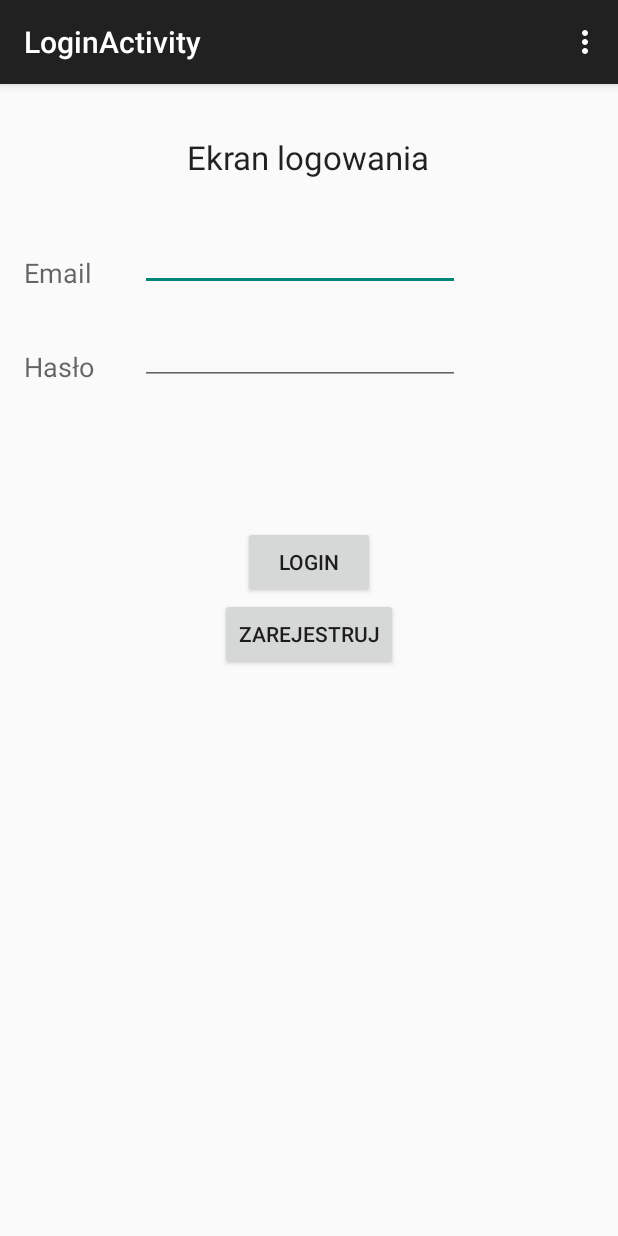
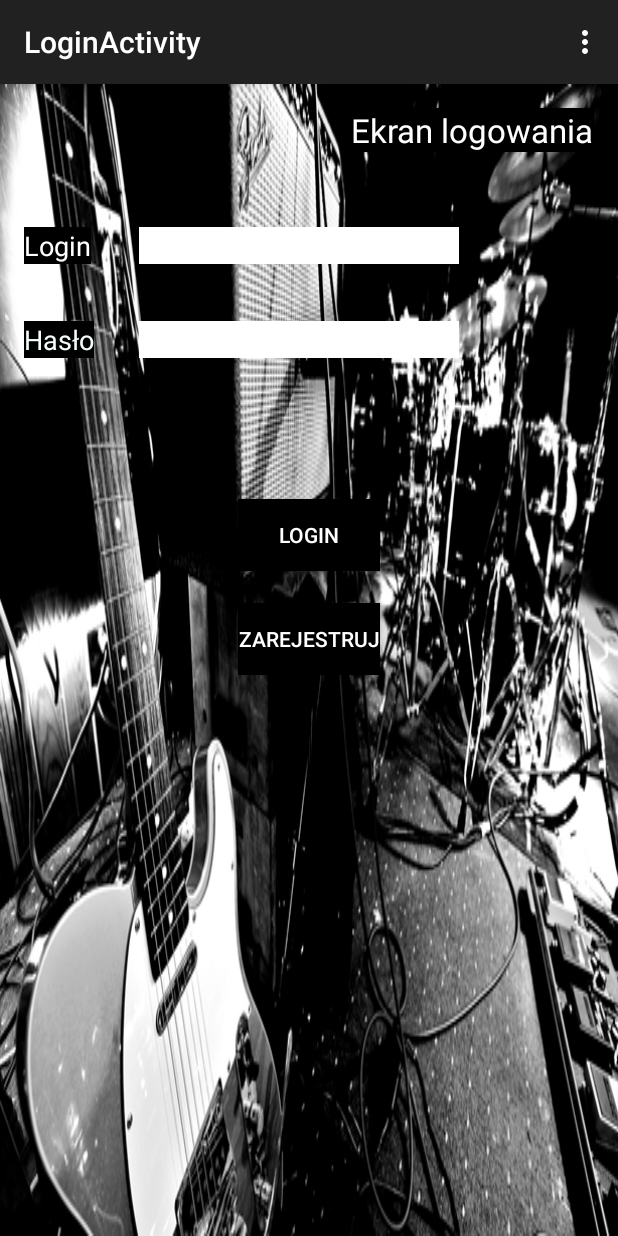
Before and after one commit to trzewa/BandRider, an Android app: the LoginActivity screen opened directly, with no data from a screen before it, on a phone screen of 412 x 824 dp. Run offline under Robolectric (Android 15) with nearby library versions, the phone set to English and light mode, and no system bars.

Commit message:
Background do okna login i poprawa wyświetlania

```diff
--- a/app/src/main/res/layout/activity_login.xml
+++ b/app/src/main/res/layout/activity_login.xml
@@ -6,17 +6,21 @@
     android:paddingLeft="@dimen/activity_horizontal_margin"
     android:paddingRight="@dimen/activity_horizontal_margin"
     android:paddingTop="@dimen/activity_vertical_margin"
-    tools:context=".MainActivity" >
+    tools:context=".MainActivity"
+    android:background="@mipmap/background"
+    android:backgroundTintMode="src_over">
 
     <TextView
         android:id="@+id/textView1"
         android:layout_width="wrap_content"
         android:layout_height="wrap_content"
+        android:text="Ekran logowania"
+        android:textAppearance="?android:attr/textAppearanceLarge"
         android:layout_alignParentTop="true"
-        android:layout_centerHorizontal="true"
-        android:layout_marginTop="18dp"
-        android:text="Ekran logowania"
-        android:textAppearance="?android:attr/textAppearanceLarge" />
+        android:layout_alignParentRight="true"
+        android:layout_alignParentEnd="true"
+        android:textColor="#ffffffff"
+        android:background="#ff000000" />
 
     <TextView
         android:id="@+id/textView2"
@@ -25,8 +29,10 @@
         android:layout_alignParentLeft="true"
         android:layout_below="@+id/textView1"
         android:layout_marginTop="50dp"
-        android:text="Email"
-        android:textAppearance="?android:attr/textAppearanceMedium" />
+        android:text="Login"
+        android:textAppearance="?android:attr/textAppearanceMedium"
+        android:textColor="#ffffffff"
+        android:background="#ff000000" />
 
     <EditText
         android:id="@+id/editTextLogin"
@@ -36,7 +42,8 @@
         android:layout_marginLeft="32dp"
         android:layout_toRightOf="@+id/textView2"
         android:ems="10"
-        android:autoLink="email">
+        android:textColor="#ff000000"
+        android:background="#ffffffff">
 
         <requestFocus />
     </EditText>
@@ -49,7 +56,9 @@
         android:layout_below="@+id/textView2"
         android:layout_marginTop="38dp"
         android:text="Hasło"
-        android:textAppearance="?android:attr/textAppearanceMedium" />
+        android:textAppearance="?android:attr/textAppearanceMedium"
+        android:textColor="#fff3fffa"
+        android:background="#ff000000" />
 
     <EditText
         android:id="@+id/editTextPass"
@@ -58,24 +67,36 @@
         android:layout_alignBottom="@+id/textView3"
         android:layout_alignLeft="@+id/editTextLogin"
         android:ems="10"
-        android:inputType="textPassword" />
+        android:textColor="#ff000000"
+        android:password="true"
+        android:shadowColor="#ff000000"
+        android:enabled="true"
+        android:background="#ffffffff" />
 
     <Button
         android:id="@+id/buttonLogin"
         android:layout_width="wrap_content"
         android:layout_height="wrap_content"
         android:layout_below="@+id/editTextPass"
-        android:layout_centerHorizontal="true"
         android:layout_marginTop="94dp"
-        android:text="Login" />
+        android:text="Login"
+        android:layout_alignLeft="@+id/buttonRegister"
+        android:layout_alignStart="@+id/buttonRegister"
+        android:layout_alignRight="@+id/buttonRegister"
+        android:layout_alignEnd="@+id/buttonRegister"
+        android:background="#ff000000"
+        android:textColor="#ffffffff" />
 
     <Button
         android:layout_width="wrap_content"
         android:layout_height="wrap_content"
         android:text="Zarejestruj"
         android:id="@+id/buttonRegister"
+        android:textColor="#ffffffff"
+        android:background="#ff000000"
         android:layout_below="@+id/buttonLogin"
-        android:layout_centerHorizontal="true" />
+        android:layout_centerHorizontal="true"
+        android:layout_marginTop="21dp" />
 
 
 </RelativeLayout>
```
Also changed, not shown: app/src/main/res/mipmap-hdpi/background.png (added).
